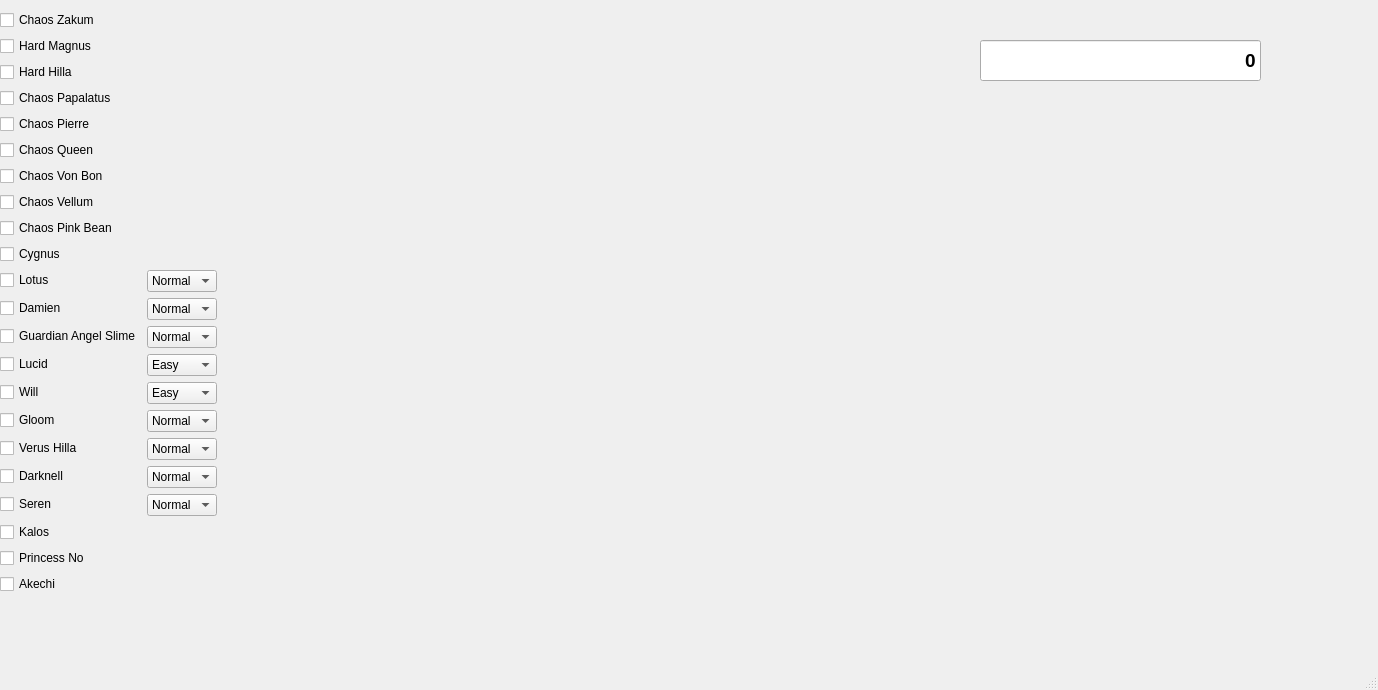
First picture: the form in ProjectFolder/maplehelper.ui, repository satiricbadger/CSE165-QT-Checklist-Project, before the edit.
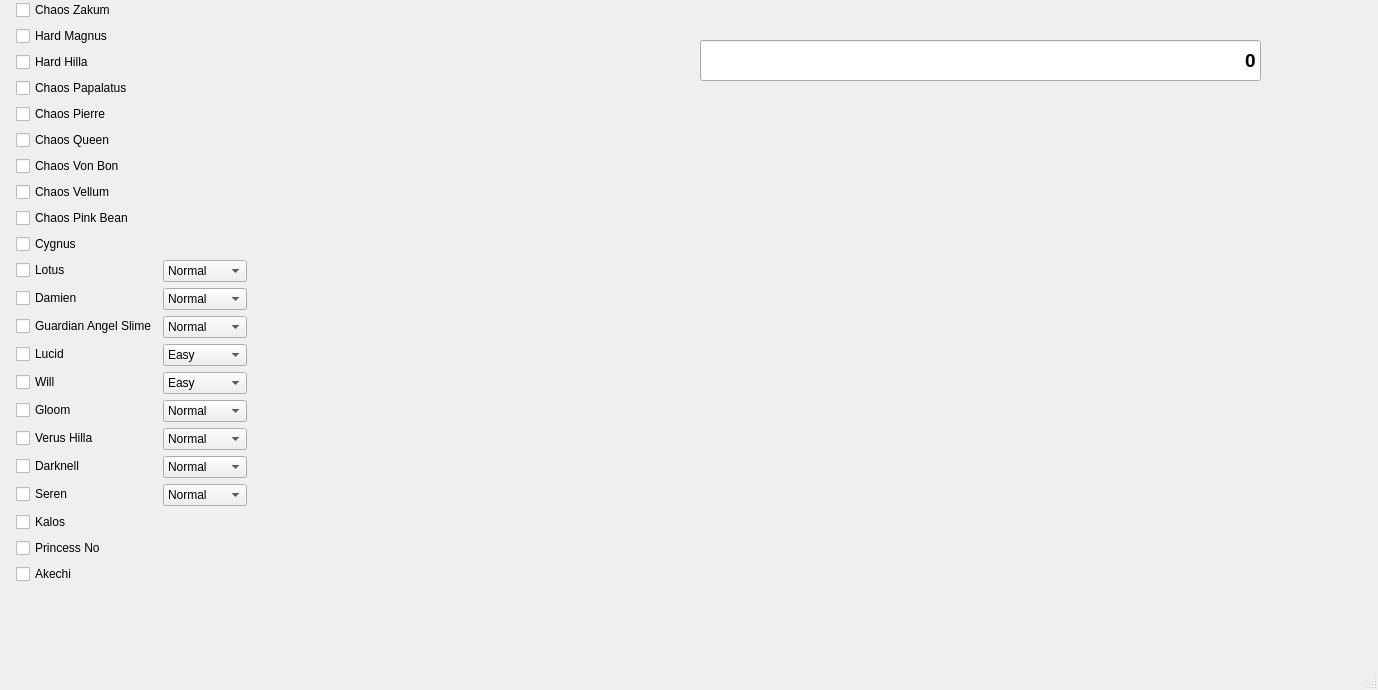
Second picture: the form after the edit.

```diff
--- a/ProjectFolder/maplehelper.ui
+++ b/ProjectFolder/maplehelper.ui
@@ -17,10 +17,10 @@
    <widget class="QWidget" name="formLayoutWidget">
     <property name="geometry">
      <rect>
-      <x>0</x>
-      <y>10</y>
-      <width>217</width>
-      <height>598</height>
+      <x>16</x>
+      <y>0</y>
+      <width>231</width>
+      <height>604</height>
      </rect>
     </property>
     <layout class="QFormLayout" name="formLayout">
@@ -73,35 +73,28 @@
        </property>
       </widget>
      </item>
-     <item row="8" column="0">
-      <widget class="QCheckBox" name="vellumBox">
-       <property name="text">
-        <string>Chaos Vellum</string>
-       </property>
-      </widget>
-     </item>
-     <item row="9" column="0">
+     <item row="10" column="0">
       <widget class="QCheckBox" name="pinkbeanBox">
        <property name="text">
         <string>Chaos Pink Bean</string>
        </property>
       </widget>
      </item>
-     <item row="10" column="0">
+     <item row="11" column="0">
       <widget class="QCheckBox" name="cygnusBox">
        <property name="text">
         <string>Cygnus</string>
        </property>
       </widget>
      </item>
-     <item row="11" column="0">
+     <item row="12" column="0">
       <widget class="QCheckBox" name="lotusBox">
        <property name="text">
         <string>Lotus</string>
        </property>
       </widget>
      </item>
-     <item row="11" column="1">
+     <item row="12" column="1">
       <widget class="QComboBox" name="lotusDifficultyBox">
        <property name="editable">
         <bool>false</bool>
@@ -118,14 +111,14 @@
        </item>
       </widget>
      </item>
-     <item row="12" column="0">
+     <item row="13" column="0">
       <widget class="QCheckBox" name="damienBox">
        <property name="text">
         <string>Damien</string>
        </property>
       </widget>
      </item>
-     <item row="12" column="1">
+     <item row="13" column="1">
       <widget class="QComboBox" name="damienDifficultyBox">
        <item>
         <property name="text">
@@ -139,14 +132,14 @@
        </item>
       </widget>
      </item>
-     <item row="13" column="0">
+     <item row="14" column="0">
       <widget class="QCheckBox" name="slimeBox">
        <property name="text">
         <string>Guardian Angel Slime</string>
        </property>
       </widget>
      </item>
-     <item row="13" column="1">
+     <item row="14" column="1">
       <widget class="QComboBox" name="slimeDifficultyBox">
        <item>
         <property name="text">
@@ -160,14 +153,14 @@
        </item>
       </widget>
      </item>
-     <item row="14" column="0">
+     <item row="15" column="0">
       <widget class="QCheckBox" name="lucidBox">
        <property name="text">
         <string>Lucid</string>
        </property>
       </widget>
      </item>
-     <item row="14" column="1">
+     <item row="15" column="1">
       <widget class="QComboBox" name="lucidDifficultyBox">
        <item>
         <property name="text">
@@ -186,14 +179,14 @@
        </item>
       </widget>
      </item>
-     <item row="16" column="0">
+     <item row="17" column="0">
       <widget class="QCheckBox" name="willBox">
        <property name="text">
         <string>Will</string>
        </property>
       </widget>
      </item>
-     <item row="16" column="1">
+     <item row="17" column="1">
       <widget class="QComboBox" name="willDifficultyBox">
        <item>
         <property name="text">
@@ -212,14 +205,14 @@
        </item>
       </widget>
      </item>
-     <item row="17" column="0">
+     <item row="18" column="0">
       <widget class="QCheckBox" name="gloomBox">
        <property name="text">
         <string>Gloom</string>
        </property>
       </widget>
      </item>
-     <item row="17" column="1">
+     <item row="18" column="1">
       <widget class="QComboBox" name="gloomDifficultyBox">
        <item>
         <property name="text">
@@ -233,14 +226,14 @@
        </item>
       </widget>
      </item>
-     <item row="18" column="0">
+     <item row="19" column="0">
       <widget class="QCheckBox" name="vhillaBox">
        <property name="text">
         <string>Verus Hilla</string>
        </property>
       </widget>
      </item>
-     <item row="18" column="1">
+     <item row="19" column="1">
       <widget class="QComboBox" name="vhillaDifficultyBox">
        <item>
         <property name="text">
@@ -254,14 +247,14 @@
        </item>
       </widget>
      </item>
-     <item row="19" column="0">
+     <item row="20" column="0">
       <widget class="QCheckBox" name="darknellBox">
        <property name="text">
         <string>Darknell</string>
        </property>
       </widget>
      </item>
-     <item row="19" column="1">
+     <item row="20" column="1">
       <widget class="QComboBox" name="darknellDifficultyBox">
        <item>
         <property name="text">
@@ -275,14 +268,14 @@
        </item>
       </widget>
      </item>
-     <item row="20" column="0">
+     <item row="21" column="0">
       <widget class="QCheckBox" name="serenBox">
        <property name="text">
         <string>Seren</string>
        </property>
       </widget>
      </item>
-     <item row="20" column="1">
+     <item row="21" column="1">
       <widget class="QComboBox" name="serenDifficultyBox">
        <item>
         <property name="text">
@@ -296,35 +289,42 @@
        </item>
       </widget>
      </item>
-     <item row="21" column="0">
+     <item row="22" column="0">
       <widget class="QCheckBox" name="kalosBox">
        <property name="text">
         <string>Kalos</string>
        </property>
       </widget>
      </item>
-     <item row="22" column="0">
+     <item row="23" column="0">
       <widget class="QCheckBox" name="pnoBox">
        <property name="text">
         <string>Princess No</string>
        </property>
       </widget>
      </item>
-     <item row="23" column="0">
+     <item row="24" column="0">
       <widget class="QCheckBox" name="akechiBox">
        <property name="text">
         <string>Akechi </string>
        </property>
       </widget>
      </item>
+     <item row="9" column="0">
+      <widget class="QCheckBox" name="vellumBox">
+       <property name="text">
+        <string>Chaos Vellum</string>
+       </property>
+      </widget>
+     </item>
     </layout>
    </widget>
    <widget class="QLineEdit" name="mesoDisplay">
     <property name="geometry">
      <rect>
-      <x>980</x>
+      <x>700</x>
       <y>40</y>
-      <width>281</width>
+      <width>561</width>
       <height>41</height>
      </rect>
     </property>
```
Left out of the diff: 3 changed lines with no effect on the pictures.
